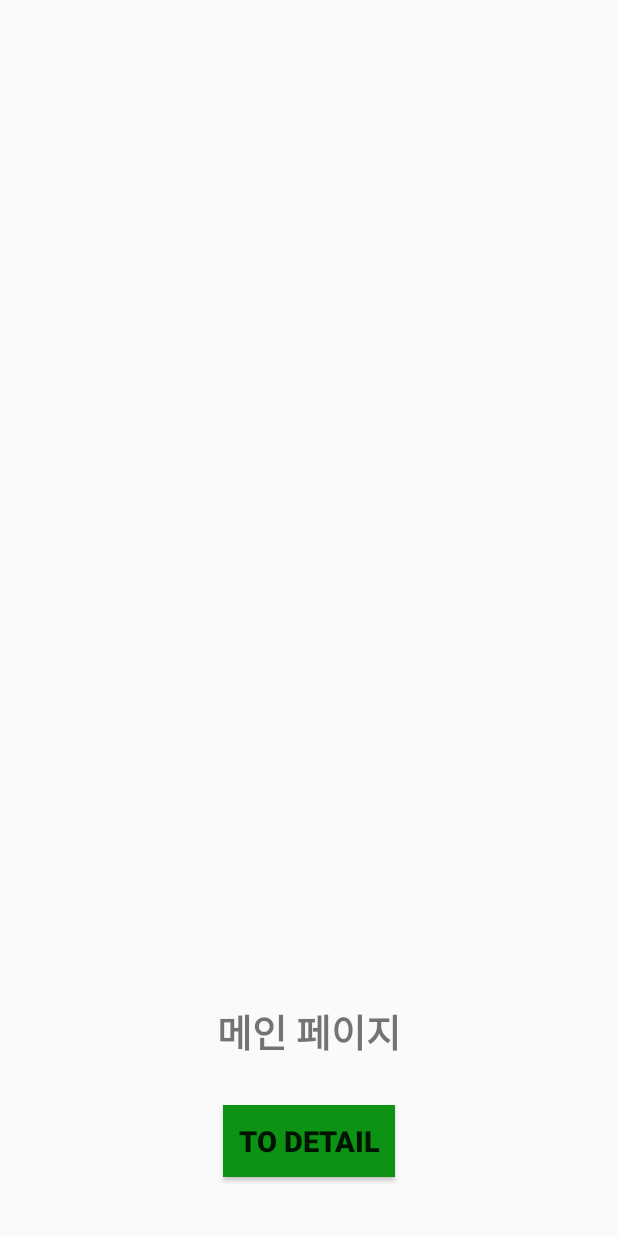
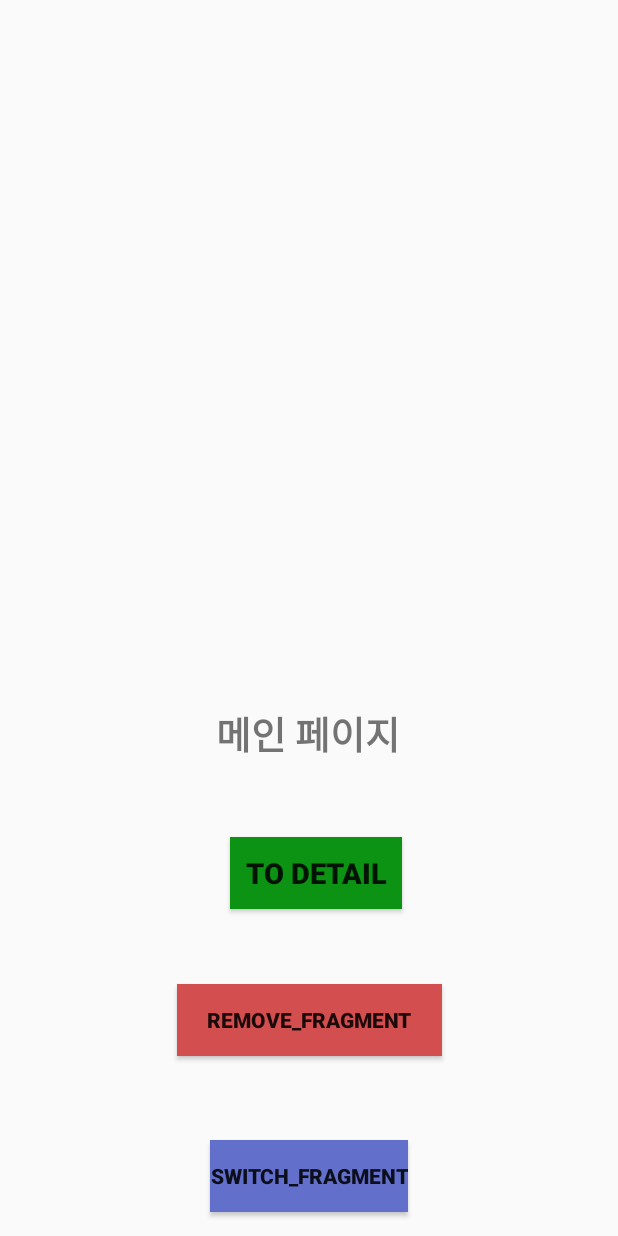
Before and after one commit to sooj36/lifecycle_Log, an Android app: the layout activity_main.xml on its own in the app's theme, with its tools: preview values and no code run, on a phone screen of 412 x 824 dp. Run offline under Robolectric (Android 15) with nearby library versions, the phone set to English and light mode, and no system bars.

Commit message:
fragment_a, fragment_b (swtich, remove)

```diff
--- a/app/build.gradle.kts
+++ b/app/build.gradle.kts
@@ -33,6 +33,9 @@ android {
     kotlinOptions {
         jvmTarget = "1.8"
     }
+
+    buildFeatures {
+        viewBinding = true
     }
 
     dependencies {
@@ -45,3 +48,4 @@ dependencies {
         androidTestImplementation("androidx.test.ext:junit:1.1.5")
         androidTestImplementation("androidx.test.espresso:espresso-core:3.5.1")
     }
+}
--- a/app/src/main/res/layout/activity_main.xml
+++ b/app/src/main/res/layout/activity_main.xml
@@ -7,6 +7,7 @@
     tools:context=".MainActivity">
 
     <FrameLayout
+        android:id="@+id/frameLayout"
         android:layout_width="match_parent"
         android:layout_height="wrap_content"
         app:layout_constraintStart_toStartOf="parent"
@@ -19,28 +20,56 @@
         android:id="@+id/tx_main"
         android:layout_width="wrap_content"
         android:layout_height="wrap_content"
+        android:layout_marginBottom="50dp"
         android:text="메인 페이지"
-        android:layout_marginBottom="30dp"
         android:textSize="25sp"
         android:textStyle="bold"
-        app:layout_constraintStart_toStartOf="parent"
+        app:layout_constraintBottom_toTopOf="@id/to_detail"
         app:layout_constraintEnd_toEndOf="parent"
-        app:layout_constraintBottom_toTopOf="@id/to_detail"/>
+        app:layout_constraintHorizontal_bias="0.498"
+        app:layout_constraintStart_toStartOf="parent" />
 
     <Button
         android:id="@+id/to_detail"
         android:layout_width="wrap_content"
         android:layout_height="wrap_content"
+        android:layout_marginBottom="50dp"
+        android:background="#0D9313"
+        android:paddingStart="10dp"
+        android:paddingEnd="10dp"
         android:text="TO DETAIL"
+        android:textSize="19sp"
+        android:textStyle="bold"
+        app:layout_constraintBottom_toTopOf="@id/remove_fragment"
+        app:layout_constraintEnd_toEndOf="parent"
+        app:layout_constraintHorizontal_bias="0.515"
+        app:layout_constraintStart_toStartOf="parent" />
+
+    <Button
+        android:id="@+id/remove_fragment"
+        android:layout_width="wrap_content"
+        android:layout_height="wrap_content"
+        android:layout_marginBottom="120dp"
+        android:background="#D34F4F"
+        android:paddingStart="20dp"
+        android:paddingEnd="20dp"
+        android:text="remove_fragment"
+        android:textStyle="bold"
         app:layout_constraintBottom_toBottomOf="parent"
         app:layout_constraintEnd_toEndOf="parent"
-        app:layout_constraintStart_toStartOf="parent"
-        android:layout_marginBottom="39dp"
-        android:paddingStart="10dp"
-        android:paddingEnd="10dp"
+        app:layout_constraintStart_toStartOf="parent" />
+
+    <Button
+        android:id="@+id/switch_fragment"
+        android:layout_width="wrap_content"
+        android:layout_height="wrap_content"
+        android:layout_marginBottom="16dp"
+        android:text="SWITCH_FRAGMENT"
+        android:background="#6270CC"
         android:textStyle="bold"
-        android:textSize="19sp"
-        android:background="#0D9313"/>
+        app:layout_constraintBottom_toBottomOf="parent"
+        app:layout_constraintEnd_toEndOf="parent"
+        app:layout_constraintStart_toStartOf="parent" />
 
 
 </androidx.constraintlayout.widget.ConstraintLayout>
```
Also changed, not shown: app/src/main/java/com/example/lifecycle/MainActivity.kt (+51 -1 lines), app/src/main/java/com/example/lifecycle/fragment/AFragment.kt (added, +60 -0 lines), app/src/main/java/com/example/lifecycle/fragment/BFragment.kt (added, +60 -0 lines), app/src/main/java/com/example/lifecycle/fragment/FirstFragment.kt (+32 -24 lines), app/src/main/res/layout/fragment_a.xml (added, +16 -0 lines), app/src/main/res/layout/fragment_b.xml (added, +16 -0 lines), app/src/main/res/layout/fragment_first.xml (+13 -6 lines). Lines whose indentation alone changed are shown as unchanged.
